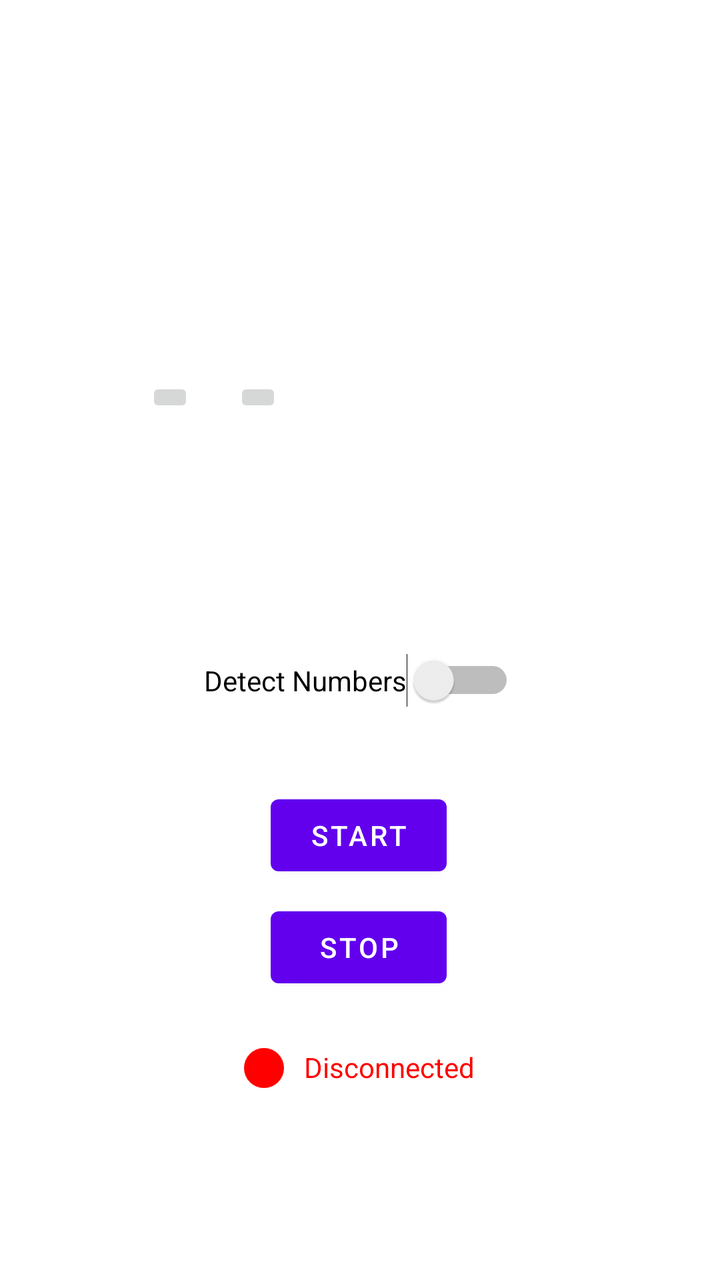
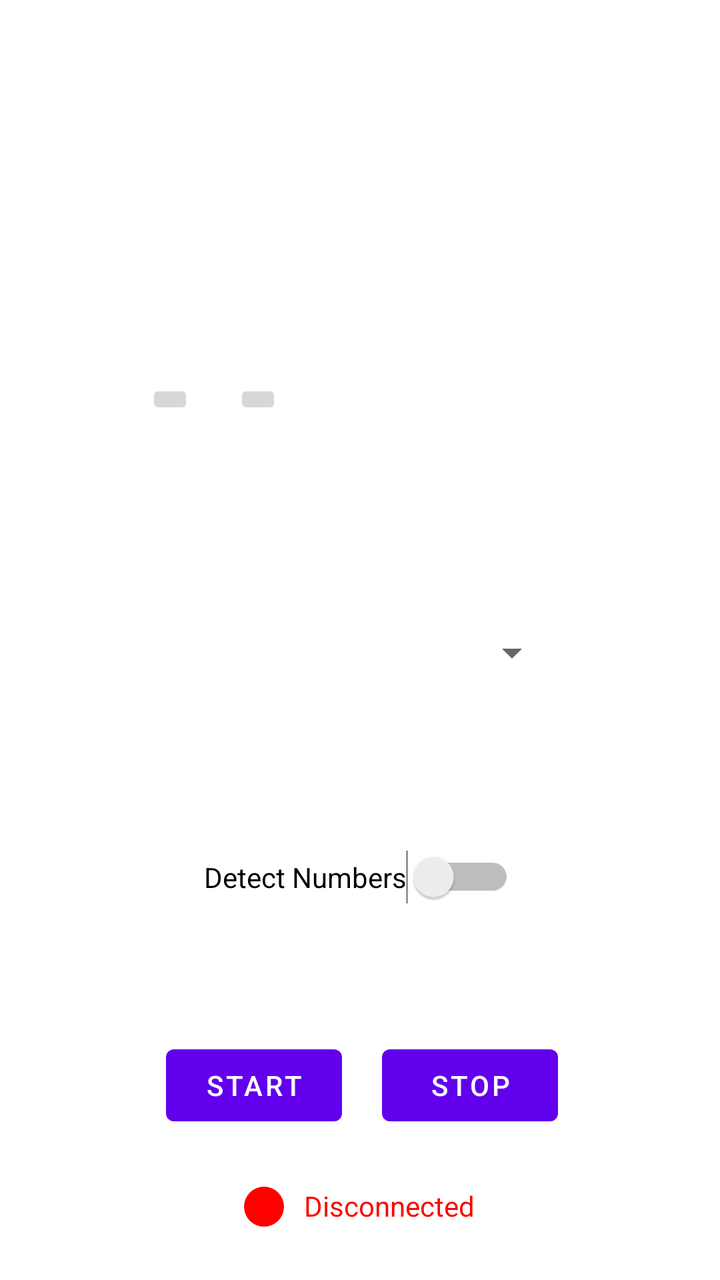

The first picture is an Android layout as it rendered before a commit; the second is the same layout after the commit. The layout source and the unified diff follow.
<!-- AndroidManifest.xml: application theme Theme.ScreenRecorder -->
<!-- res/layout/activity_main.xml -->
<?xml version="1.0" encoding="utf-8"?>
<androidx.constraintlayout.widget.ConstraintLayout xmlns:android="http://schemas.android.com/apk/res/android"
    xmlns:app="http://schemas.android.com/apk/res-auto"
    xmlns:tools="http://schemas.android.com/tools"
    android:layout_width="match_parent"
    android:layout_height="match_parent"
    tools:context=".MainActivity">

    <LinearLayout
        android:id="@+id/linearLayout2"
        android:layout_width="match_parent"
        android:layout_height="wrap_content"
        android:layout_marginTop="50dp"
        android:background="#00000000"
        android:gravity="center"
        android:orientation="horizontal"
        app:layout_constraintEnd_toEndOf="parent"
        app:layout_constraintStart_toStartOf="parent"
        app:layout_constraintTop_toTopOf="parent">

        <ImageView
            android:layout_width="wrap_content"
            android:layout_height="120dp"
            android:scaleX="2.5"
            android:scaleY="2.5"
            android:src="@mipmap/app_logo" />
    </LinearLayout>

    <Button
        android:id="@+id/startButton"
        android:layout_width="wrap_content"
        android:layout_height="wrap_content"
        android:text="START"
        app:layout_constraintBottom_toTopOf="@id/stopButton"
        app:layout_constraintEnd_toEndOf="parent"
        app:layout_constraintHorizontal_bias="0.498"
        app:layout_constraintStart_toStartOf="parent"
        app:layout_constraintTop_toBottomOf="@id/detectNumbers"
        app:layout_constraintVertical_bias="0.726" />

    <Button
        android:id="@+id/stopButton"
        android:layout_width="wrap_content"
        android:layout_height="wrap_content"
        android:layout_marginTop="8dp"
        android:text="STOP"
        app:layout_constraintEnd_toEndOf="parent"
        app:layout_constraintHorizontal_bias="0.498"
        app:layout_constraintStart_toStartOf="parent"
        app:layout_constraintTop_toBottomOf="@+id/startButton" />

    <LinearLayout
        android:layout_width="200dp"
        android:layout_height="wrap_content"
        android:gravity="center_horizontal"
        android:orientation="horizontal"
        app:flow_horizontalGap="15dp"
        app:flow_verticalGap="2dp"
        app:layout_constraintBottom_toBottomOf="parent"
        app:layout_constraintEnd_toEndOf="parent"
        app:layout_constraintHorizontal_bias="0.497"
        app:layout_constraintStart_toStartOf="parent"
        app:layout_constraintTop_toBottomOf="@+id/stopButton"
        app:layout_constraintVertical_bias="0.216">

        <View
            android:id="@+id/connectionstatusicon"
            android:layout_width="20dp"
            android:layout_height="20dp"
            android:layout_weight="0"
            android:background="@drawable/connectionstatusdrawable" />

        <TextView
            android:id="@+id/connectionstatus"
            android:layout_width="wrap_content"
            android:layout_height="wrap_content"
            android:layout_marginStart="10dp"
            android:layout_weight="0"
            android:gravity="center_vertical"
            android:text="Disconnected"
            android:textColor="#FF0000" />

    </LinearLayout>

    <LinearLayout
        android:id="@+id/linearLayout"
        android:layout_width="234dp"
        android:layout_height="108dp"
        android:orientation="vertical"
        app:layout_constraintBottom_toTopOf="@+id/startButton"
        app:layout_constraintEnd_toEndOf="parent"
        app:layout_constraintStart_toStartOf="parent"
        app:layout_constraintTop_toBottomOf="@+id/linearLayout2"
        app:layout_constraintVertical_bias="0.075">

        <LinearLayout
            android:layout_width="match_parent"
            android:layout_height="wrap_content"
            android:orientation="horizontal">

            <ImageButton
                android:id="@+id/huionnotebtn"
                android:layout_width="wrap_content"
                android:layout_height="wrap_content"
                android:layout_margin="10dp"
                android:src="@mipmap/huion_note" />

            
            
            
            
            

            <ImageButton
                android:id="@+id/iarvelbtn"
                android:layout_width="wrap_content"
                android:layout_height="wrap_content"
                android:layout_margin="10dp"
                android:src="@mipmap/iarvel_magic" />
        </LinearLayout>

    </LinearLayout>

    <Switch
        android:id="@+id/detectNumbers"
        android:layout_width="wrap_content"
        android:layout_height="wrap_content"
        android:text="Detect Numbers"
        android:layout_marginTop="40dp"
        android:layout_marginBottom="40dp"
        app:layout_constraintBottom_toTopOf="@+id/startButton"
        app:layout_constraintEnd_toEndOf="parent"
        app:layout_constraintHorizontal_bias="0.498"
        app:layout_constraintStart_toStartOf="parent"
        app:layout_constraintTop_toBottomOf="@+id/linearLayout" />

</androidx.constraintlayout.widget.ConstraintLayout>
<!-- resources referenced by this layout -->
<resources>
  <!-- drawable connectionstatusdrawable (drawable) -->
  <?xml version="1.0" encoding="utf-8"?>
  <shape xmlns:android="http://schemas.android.com/apk/res/android">
      <solid android:color="#FF0000" />
      <corners android:radius="300dp" />
  </shape>
  <!-- mipmap app_logo (mipmap-anydpi-v26) -->
  <?xml version="1.0" encoding="utf-8"?>
  <adaptive-icon xmlns:android="http://schemas.android.com/apk/res/android">
      <background android:drawable="@drawable/app_logo_background"/>
      <foreground android:drawable="@mipmap/app_logo_foreground"/>
  </adaptive-icon>
  <!-- mipmap huion_note (mipmap-anydpi-v26) -->
  <?xml version="1.0" encoding="utf-8"?>
  <adaptive-icon xmlns:android="http://schemas.android.com/apk/res/android">
      <background android:drawable="@drawable/huion_note_background"/>
      <foreground android:drawable="@mipmap/huion_note_foreground"/>
  </adaptive-icon>
  <!-- mipmap iarvel_magic (mipmap-anydpi-v26) -->
  <?xml version="1.0" encoding="utf-8"?>
  <adaptive-icon xmlns:android="http://schemas.android.com/apk/res/android">
      <background android:drawable="@drawable/iarvel_magic_background"/>
      <foreground android:drawable="@mipmap/iarvel_magic_foreground"/>
  </adaptive-icon>
  <style name="Theme.ScreenRecorder" parent="Theme.MaterialComponents.DayNight.NoActionBar">
          
          <item name="colorPrimary">@color/purple_500</item>
          <item name="colorPrimaryVariant">@color/purple_700</item>
          <item name="colorOnPrimary">@color/white</item>
          
          <item name="colorSecondary">@color/teal_200</item>
          <item name="colorSecondaryVariant">@color/teal_700</item>
          <item name="colorOnSecondary">@color/black</item>
          
          <item name="android:statusBarColor">?attr/colorPrimaryVariant</item>
          
      </style>
  <!-- drawable app_logo_background: vector/xml drawable (drawable, 4866 chars, omitted) -->
  <!-- drawable huion_note_background: vector/xml drawable (drawable, 4866 chars, omitted) -->
  <!-- drawable iarvel_magic_background: vector/xml drawable (drawable, 4866 chars, omitted) -->
  <color name="purple_500">#FF6200EE</color>
  <color name="purple_700">#FF3700B3</color>
  <color name="white">#FFFFFFFF</color>
  <color name="teal_200">#FF03DAC5</color>
  <color name="teal_700">#FF018786</color>
  <color name="black">#FF000000</color>
</resources>

<!-- the commit's change to res/layout/activity_main.xml (unified diff, before → after) -->
@@ -26,71 +26,16 @@
             android:src="@mipmap/app_logo" />
     </LinearLayout>
 
-    <Button
-        android:id="@+id/startButton"
-        android:layout_width="wrap_content"
-        android:layout_height="wrap_content"
-        android:text="START"
-        app:layout_constraintBottom_toTopOf="@id/stopButton"
-        app:layout_constraintEnd_toEndOf="parent"
-        app:layout_constraintHorizontal_bias="0.498"
-        app:layout_constraintStart_toStartOf="parent"
-        app:layout_constraintTop_toBottomOf="@id/detectNumbers"
-        app:layout_constraintVertical_bias="0.726" />
-
-    <Button
-        android:id="@+id/stopButton"
-        android:layout_width="wrap_content"
-        android:layout_height="wrap_content"
-        android:layout_marginTop="8dp"
-        android:text="STOP"
-        app:layout_constraintEnd_toEndOf="parent"
-        app:layout_constraintHorizontal_bias="0.498"
-        app:layout_constraintStart_toStartOf="parent"
-        app:layout_constraintTop_toBottomOf="@+id/startButton" />
-
-    <LinearLayout
-        android:layout_width="200dp"
-        android:layout_height="wrap_content"
-        android:gravity="center_horizontal"
-        android:orientation="horizontal"
-        app:flow_horizontalGap="15dp"
-        app:flow_verticalGap="2dp"
-        app:layout_constraintBottom_toBottomOf="parent"
-        app:layout_constraintEnd_toEndOf="parent"
-        app:layout_constraintHorizontal_bias="0.497"
-        app:layout_constraintStart_toStartOf="parent"
-        app:layout_constraintTop_toBottomOf="@+id/stopButton"
-        app:layout_constraintVertical_bias="0.216">
-
-        <View
-            android:id="@+id/connectionstatusicon"
-            android:layout_width="20dp"
-            android:layout_height="20dp"
-            android:layout_weight="0"
-            android:background="@drawable/connectionstatusdrawable" />
-
-        <TextView
-            android:id="@+id/connectionstatus"
-            android:layout_width="wrap_content"
-            android:layout_height="wrap_content"
-            android:layout_marginStart="10dp"
-            android:layout_weight="0"
-            android:gravity="center_vertical"
-            android:text="Disconnected"
-            android:textColor="#FF0000" />
-
-    </LinearLayout>
-
     <LinearLayout
         android:id="@+id/linearLayout"
         android:layout_width="234dp"
         android:layout_height="108dp"
         android:orientation="vertical"
-        app:layout_constraintBottom_toTopOf="@+id/startButton"
+        app:layout_constraintBottom_toTopOf="@+id/detectNumbers"
         app:layout_constraintEnd_toEndOf="parent"
         app:layout_constraintStart_toStartOf="parent"
         app:layout_constraintTop_toBottomOf="@+id/linearLayout2"
+        android:layout_marginBottom="20dp"
         app:layout_constraintVertical_bias="0.075">
 
         <LinearLayout
@@ -121,17 +66,86 @@
 
     </LinearLayout>
 
+    <Spinner
+        android:id="@+id/spinner"
+        android:layout_width="200dp"
+        android:layout_height="wrap_content"
+        app:layout_constraintStart_toStartOf="parent"
+        app:layout_constraintTop_toBottomOf="@id/linearLayout"
+        app:layout_constraintBottom_toTopOf="@id/detectNumbers"
+        app:layout_constraintEnd_toEndOf="parent"/>
+
     <Switch
         android:id="@+id/detectNumbers"
         android:layout_width="wrap_content"
         android:layout_height="wrap_content"
+        android:layout_marginTop="60dp"
+        android:layout_marginBottom="40dp"
         android:text="Detect Numbers"
-        android:layout_marginTop="40dp"
-        android:layout_marginBottom="40dp"
-        app:layout_constraintBottom_toTopOf="@+id/startButton"
+        app:layout_constraintBottom_toTopOf="@+id/linearLayout3"
         app:layout_constraintEnd_toEndOf="parent"
         app:layout_constraintHorizontal_bias="0.498"
         app:layout_constraintStart_toStartOf="parent"
-        app:layout_constraintTop_toBottomOf="@+id/linearLayout" />
+        app:layout_constraintTop_toBottomOf="@+id/spinner"
+        app:layout_constraintVertical_bias="0.0" />
+
+    <LinearLayout
+        android:id="@+id/linearLayout3"
+        android:layout_width="wrap_content"
+        android:layout_height="wrap_content"
+        android:orientation="horizontal"
+        app:layout_constraintBottom_toTopOf="@id/linearLayout4"
+        app:layout_constraintEnd_toEndOf="parent"
+        app:layout_constraintHorizontal_bias="0.506"
+        app:layout_constraintStart_toStartOf="parent"
+        app:layout_constraintTop_toBottomOf="@id/detectNumbers">
+
+        <Button
+            android:id="@+id/startButton"
+            android:layout_width="wrap_content"
+            android:layout_height="wrap_content"
+            android:layout_marginEnd="20dp"
+            android:text="START" />
+
+        <Button
+            android:id="@+id/stopButton"
+            android:layout_width="wrap_content"
+            android:layout_height="wrap_content"
+            android:text="STOP" />
+    </LinearLayout>
+
+    <LinearLayout
+        android:id="@+id/linearLayout4"
+        android:layout_width="200dp"
+        android:layout_height="wrap_content"
+        android:gravity="center_horizontal"
+        android:orientation="horizontal"
+        app:flow_horizontalGap="15dp"
+        app:flow_verticalGap="2dp"
+        app:layout_constraintBottom_toBottomOf="parent"
+        app:layout_constraintEnd_toEndOf="parent"
+        app:layout_constraintHorizontal_bias="0.497"
+        app:layout_constraintStart_toStartOf="parent"
+        app:layout_constraintTop_toBottomOf="@+id/linearLayout3"
+        app:layout_constraintVertical_bias="0.216">
+
+        <View
+            android:id="@+id/connectionstatusicon"
+            android:layout_width="20dp"
+            android:layout_height="20dp"
+            android:layout_weight="0"
+            android:background="@drawable/connectionstatusdrawable" />
+
+        <TextView
+            android:id="@+id/connectionstatus"
+            android:layout_width="wrap_content"
+            android:layout_height="wrap_content"
+            android:layout_marginStart="10dp"
+            android:layout_weight="0"
+            android:gravity="center_vertical"
+            android:text="Disconnected"
+            android:textColor="#FF0000" />
+
+    </LinearLayout>
 
 </androidx.constraintlayout.widget.ConstraintLayout>
